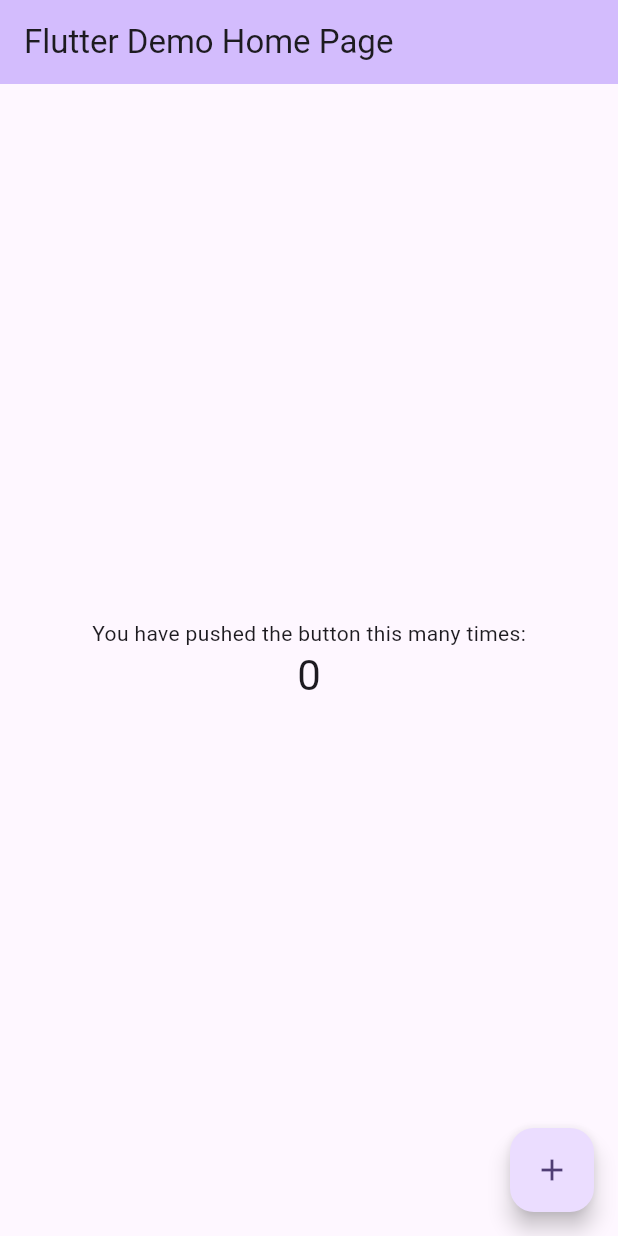
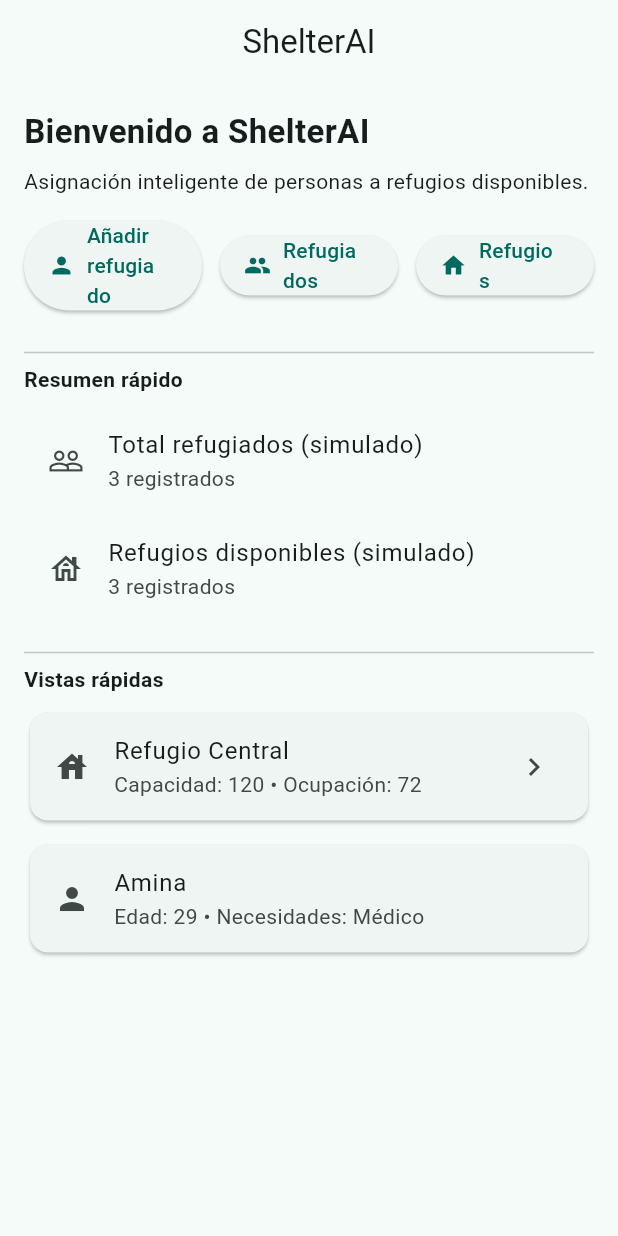
Before and after one commit to Etxarri/ShelterAI, a Flutter app: the screen it shows after launch, on a phone screen of 412 x 824 dp. Run offline on Flutter 3.47's test engine with Material 3 defaults, Android fonts, the phone set to English and light mode, and no system bars.

Commit message:
Frontend: Simple screens

```diff
--- a/frontend/shelter_ai/lib/main.dart
+++ b/frontend/shelter_ai/lib/main.dart
@@ -1,122 +1,32 @@
 import 'package:flutter/material.dart';
+import 'screens/home_screen.dart';
+import 'screens/refugee_list_screen.dart';
+import 'screens/shelter_list_screen.dart';
+import 'screens/add_refugee_screen.dart';
 
 void main() {
-  runApp(const MyApp());
+  runApp(const ShelterAIApp());
 }
 
-class MyApp extends StatelessWidget {
-  const MyApp({super.key});
+class ShelterAIApp extends StatelessWidget {
+  const ShelterAIApp({super.key});
 
-  // This widget is the root of your application.
   @override
   Widget build(BuildContext context) {
     return MaterialApp(
-      title: 'Flutter Demo',
+      title: 'ShelterAI',
+      debugShowCheckedModeBanner: false,
       theme: ThemeData(
-        // This is the theme of your application.
-        //
-        // TRY THIS: Try running your application with "flutter run". You'll see
-        // the application has a purple toolbar. Then, without quitting the app,
-        // try changing the seedColor in the colorScheme below to Colors.green
-        // and then invoke "hot reload" (save your changes or press the "hot
-        // reload" button in a Flutter-supported IDE, or press "r" if you used
-        // the command line to start the app).
-        //
-        // Notice that the counter didn't reset back to zero; the application
-        // state is not lost during the reload. To reset the state, use hot
-        // restart instead.
-        //
-        // This works for code too, not just values: Most code changes can be
-        // tested with just a hot reload.
-        colorScheme: ColorScheme.fromSeed(seedColor: Colors.deepPurple),
+        colorScheme: ColorScheme.fromSeed(seedColor: Colors.teal),
+        useMaterial3: true,
       ),
-      home: const MyHomePage(title: 'Flutter Demo Home Page'),
+      initialRoute: '/',
+      routes: {
+        '/': (context) => const HomeScreen(),
+        '/refugees': (context) => const RefugeeListScreen(),
+        '/add_refugee': (context) => const AddRefugeeScreen(),
+        '/shelters': (context) => const ShelterListScreen(),
+      },
     );
   }
 }
-
-class MyHomePage extends StatefulWidget {
-  const MyHomePage({super.key, required this.title});
-
-  // This widget is the home page of your application. It is stateful, meaning
-  // that it has a State object (defined below) that contains fields that affect
-  // how it looks.
-
-  // This class is the configuration for the state. It holds the values (in this
-  // case the title) provided by the parent (in this case the App widget) and
-  // used by the build method of the State. Fields in a Widget subclass are
-  // always marked "final".
-
-  final String title;
-
-  @override
-  State<MyHomePage> createState() => _MyHomePageState();
-}
-
-class _MyHomePageState extends State<MyHomePage> {
-  int _counter = 0;
-
-  void _incrementCounter() {
-    setState(() {
-      // This call to setState tells the Flutter framework that something has
-      // changed in this State, which causes it to rerun the build method below
-      // so that the display can reflect the updated values. If we changed
-      // _counter without calling setState(), then the build method would not be
-      // called again, and so nothing would appear to happen.
-      _counter++;
-    });
-  }
-
-  @override
-  Widget build(BuildContext context) {
-    // This method is rerun every time setState is called, for instance as done
-    // by the _incrementCounter method above.
-    //
-    // The Flutter framework has been optimized to make rerunning build methods
-    // fast, so that you can just rebuild anything that needs updating rather
-    // than having to individually change instances of widgets.
-    return Scaffold(
-      appBar: AppBar(
-        // TRY THIS: Try changing the color here to a specific color (to
-        // Colors.amber, perhaps?) and trigger a hot reload to see the AppBar
-        // change color while the other colors stay the same.
-        backgroundColor: Theme.of(context).colorScheme.inversePrimary,
-        // Here we take the value from the MyHomePage object that was created by
-        // the App.build method, and use it to set our appbar title.
-        title: Text(widget.title),
-      ),
-      body: Center(
-        // Center is a layout widget. It takes a single child and positions it
-        // in the middle of the parent.
-        child: Column(
-          // Column is also a layout widget. It takes a list of children and
-          // arranges them vertically. By default, it sizes itself to fit its
-          // children horizontally, and tries to be as tall as its parent.
-          //
-          // Column has various properties to control how it sizes itself and
-          // how it positions its children. Here we use mainAxisAlignment to
-          // center the children vertically; the main axis here is the vertical
-          // axis because Columns are vertical (the cross axis would be
-          // horizontal).
-          //
-          // TRY THIS: Invoke "debug painting" (choose the "Toggle Debug Paint"
-          // action in the IDE, or press "p" in the console), to see the
-          // wireframe for each widget.
-          mainAxisAlignment: MainAxisAlignment.center,
-          children: <Widget>[
-            const Text('You have pushed the button this many times:'),
-            Text(
-              '$_counter',
-              style: Theme.of(context).textTheme.headlineMedium,
-            ),
-          ],
-        ),
-      ),
-      floatingActionButton: FloatingActionButton(
-        onPressed: _incrementCounter,
-        tooltip: 'Increment',
-        child: const Icon(Icons.add),
-      ), // This trailing comma makes auto-formatting nicer for build methods.
-    );
-  }
-}
--- a/frontend/shelter_ai/lib/screens/carpeta_screens.txt
+++ /dev/null
@@ -1 +0,0 @@
-Para las pantallas de la aplicación
--- /dev/null
+++ b/frontend/shelter_ai/lib/screens/home_screen.dart
@@ -0,0 +1,119 @@
+import 'package:flutter/material.dart';
+
+import '../services/api_service.dart';
+import '../widgets/refugee_card.dart';
+import '../widgets/shelter_card.dart';
+
+class HomeScreen extends StatelessWidget {
+  const HomeScreen({super.key});
+
+  @override
+  Widget build(BuildContext context) {
+    return Scaffold(
+      appBar: AppBar(
+        title: const Text('ShelterAI'),
+        centerTitle: true,
+      ),
+      body: SingleChildScrollView(
+        padding: const EdgeInsets.all(16.0),
+        child: Column(
+          crossAxisAlignment: CrossAxisAlignment.stretch,
+          children: [
+            const Text(
+              'Bienvenido a ShelterAI',
+              style: TextStyle(fontSize: 22, fontWeight: FontWeight.bold),
+            ),
+            const SizedBox(height: 8),
+            const Text('Asignación inteligente de personas a refugios disponibles.'),
+            const SizedBox(height: 16),
+
+            Row(
+              children: [
+                Expanded(
+                  child: ElevatedButton.icon(
+                    icon: const Icon(Icons.person),
+                    label: const Text('Añadir refugiado'),
+                    onPressed: () => Navigator.pushNamed(context, '/add_refugee'),
+                  ),
+                ),
+                const SizedBox(width: 12),
+                Expanded(
+                  child: ElevatedButton.icon(
+                    icon: const Icon(Icons.people),
+                    label: const Text('Refugiados'),
+                    onPressed: () => Navigator.pushNamed(context, '/refugees'),
+                  ),
+                ),
+                const SizedBox(width: 12),
+                Expanded(
+                  child: ElevatedButton.icon(
+                    icon: const Icon(Icons.home),
+                    label: const Text('Refugios'),
+                    onPressed: () => Navigator.pushNamed(context, '/shelters'),
+                  ),
+                ),
+              ],
+            ),
+
+            const SizedBox(height: 20),
+            const Divider(),
+
+            const Text('Resumen rápido', style: TextStyle(fontWeight: FontWeight.w600)),
+            const SizedBox(height: 8),
+
+            FutureBuilder<List<Map<String, dynamic>>>(
+              future: ApiService.getRefugees(),
+              builder: (context, snap) {
+                final count = snap.hasData ? snap.data!.length : null;
+                return ListTile(
+                  leading: const Icon(Icons.people_outline),
+                  title: const Text('Total refugiados (simulado)'),
+                  subtitle: Text(count != null ? '$count registrados' : 'cargando...'),
+                );
+              },
+            ),
+
+            FutureBuilder<List<Map<String, dynamic>>>(
+              future: ApiService.getShelters(),
+              builder: (context, snap) {
+                final count = snap.hasData ? snap.data!.length : null;
+                return ListTile(
+                  leading: const Icon(Icons.house_outlined),
+                  title: const Text('Refugios disponibles (simulado)'),
+                  subtitle: Text(count != null ? '$count registrados' : 'cargando...'),
+                );
+              },
+            ),
+
+            const SizedBox(height: 12),
+            const Divider(),
+
+            const Text('Vistas rápidas', style: TextStyle(fontWeight: FontWeight.w600)),
+            const SizedBox(height: 8),
+
+            // show sample items
+            FutureBuilder<List<Map<String, dynamic>>>(
+              future: ApiService.getShelters(),
+              builder: (context, snap) {
+                final items = snap.data ?? [];
+                if (items.isEmpty) return const SizedBox.shrink();
+                // show first shelter as preview
+                return ShelterCard(data: items.first);
+              },
+            ),
+
+            const SizedBox(height: 8),
+            FutureBuilder<List<Map<String, dynamic>>>(
+              future: ApiService.getRefugees(),
+              builder: (context, snap) {
+                final items = snap.data ?? [];
+                if (items.isEmpty) return const SizedBox.shrink();
+                return RefugeeCard(data: items.first);
+              },
+            ),
+          ],
+        ),
+      ),
+    );
+  }
+}
--- /dev/null
+++ b/frontend/shelter_ai/lib/services/api_service.dart
@@ -0,0 +1,30 @@
+import 'dart:async';
+
+class ApiService {
+  // Mock refugees data
+  static Future<List<Map<String, dynamic>>> getRefugees() async {
+    // Return mock data immediately to avoid creating timers during tests.
+    return [
+      {'name': 'Amina', 'age': 29, 'needs': 'Médico'},
+      {'name': 'Omar', 'age': 42, 'needs': 'Familiar'},
+      {'name': 'Lina', 'age': 8, 'needs': 'Niña, escolar'},
+    ];
+  }
+
+  // Mock shelters data
+  static Future<List<Map<String, dynamic>>> getShelters() async {
+    // Return mock data immediately to avoid creating timers during tests.
+    return [
+      {'name': 'Refugio Central', 'capacity': 120, 'occupancy': 72},
+      {'name': 'Albergue Norte', 'capacity': 60, 'occupancy': 55},
+      {'name': 'Centro Temporal', 'capacity': 40, 'occupancy': 12},
+    ];
+  }
+
+  // Mock add refugee - in a real app this would POST to backend
+  static Future<void> addRefugee(Map<String, dynamic> refugee) async {
+    // For now we just print to console; replace with real API call.
+    // ignore: avoid_print
+    print('Adding refugee: $refugee');
+  }
+}
--- a/frontend/shelter_ai/lib/services/carpeta_services.txt
+++ /dev/null
@@ -1 +0,0 @@
-Para las llamadas REST al backend
--- a/frontend/shelter_ai/lib/widgets/carpeta_widgets.txt
+++ /dev/null
@@ -1 +0,0 @@
-Para componentes reutilizables
--- /dev/null
+++ b/frontend/shelter_ai/lib/widgets/refugee_card.dart
@@ -0,0 +1,17 @@
+import 'package:flutter/material.dart';
+
+class RefugeeCard extends StatelessWidget {
+  final Map<String, dynamic> data;
+  const RefugeeCard({super.key, required this.data});
+
+  @override
+  Widget build(BuildContext context) {
+    return Card(
+      child: ListTile(
+        leading: const Icon(Icons.person),
+        title: Text(data['name'] ?? 'Sin nombre'),
+        subtitle: Text('Edad: ${data['age'] ?? '-'} • Necesidades: ${data['needs'] ?? 'Ninguna'}'),
+      ),
+    );
+  }
+}
--- /dev/null
+++ b/frontend/shelter_ai/lib/widgets/shelter_card.dart
@@ -0,0 +1,21 @@
+import 'package:flutter/material.dart';
+
+class ShelterCard extends StatelessWidget {
+  final Map<String, dynamic> data;
+  const ShelterCard({super.key, required this.data});
+
+  @override
+  Widget build(BuildContext context) {
+    final name = data['name'] ?? 'Refugio';
+    final capacity = data['capacity'] ?? '-';
+    final occupancy = data['occupancy'] ?? '-';
+    return Card(
+      child: ListTile(
+        leading: const Icon(Icons.house),
+        title: Text(name),
+        subtitle: Text('Capacidad: $capacity • Ocupación: $occupancy'),
+        trailing: const Icon(Icons.chevron_right),
+      ),
+    );
+  }
+}
```
Also changed, not shown: frontend/shelter_ai/lib/screens/add_refugee_screen.dart (added, +167 -0 lines), frontend/shelter_ai/lib/screens/refugee_list_screen.dart (added, +31 -0 lines), frontend/shelter_ai/lib/screens/shelter_list_screen.dart (added, +31 -0 lines), 1 other file.
